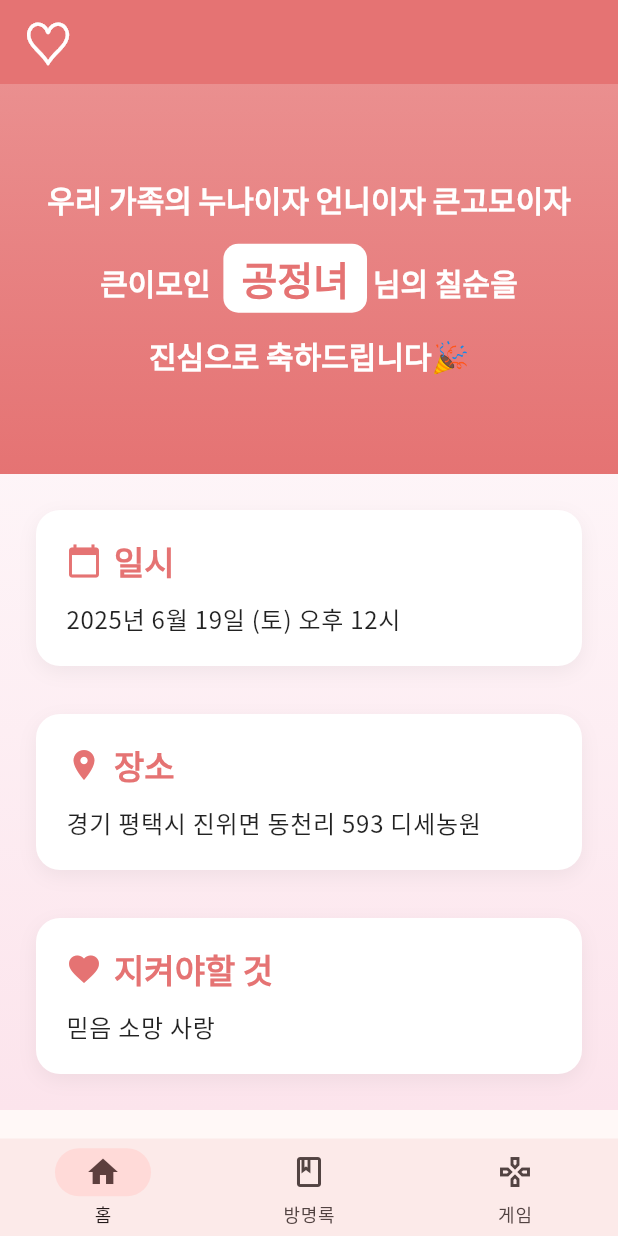
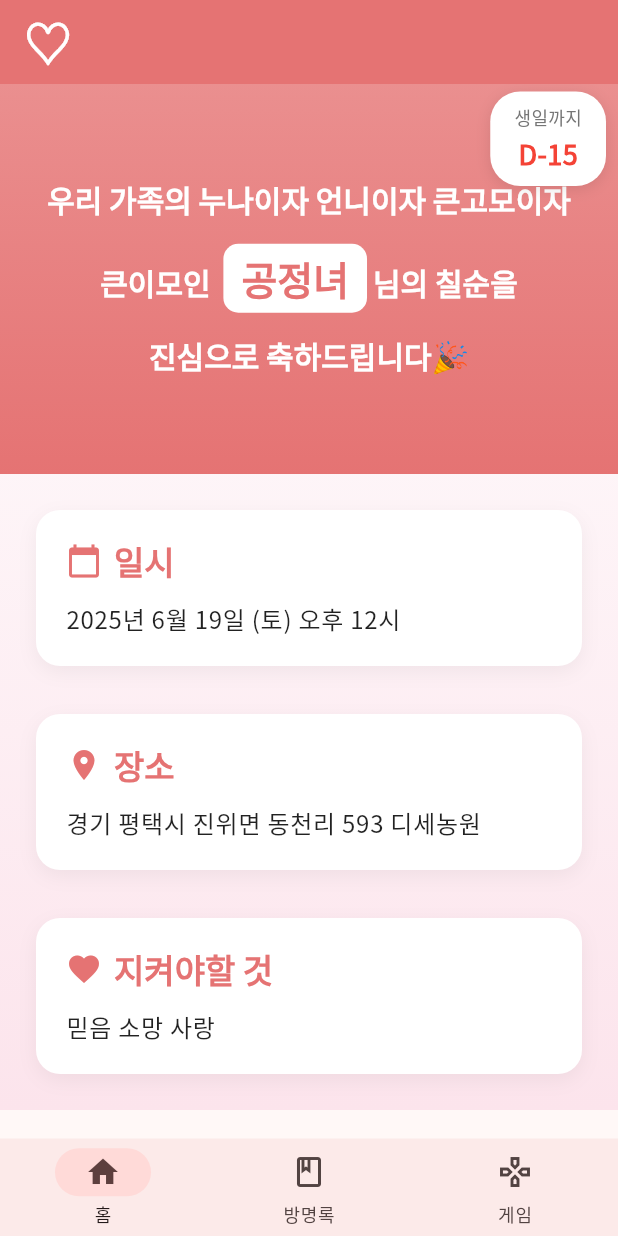
Before and after one commit to sonyong4013/grandFestival, a Flutter app: the screen it shows after launch, on a phone screen of 412 x 824 dp. Run offline on Flutter 3.47's test engine with Material 3 defaults, Android fonts, the phone set to English and light mode, and no system bars; our stand-ins replace google_fonts.

```diff
--- a/grand_festival/lib/main.dart
+++ b/grand_festival/lib/main.dart
@@ -117,7 +117,9 @@ class HomePage extends StatelessWidget {
         foregroundColor: Colors.white,
         elevation: 0,
       ),
-      body: Container(
+      body: Stack(
+        children: [
+          Container(
             decoration: BoxDecoration(
               gradient: LinearGradient(
                 begin: Alignment.topCenter,
@@ -139,7 +141,10 @@ class HomePage extends StatelessWidget {
                         begin: Alignment.topCenter,
                         end: Alignment.bottomCenter,
                         colors: [
-                      Theme.of(context).colorScheme.primary.withOpacity(0.8),
+                          Theme.of(context)
+                              .colorScheme
+                              .primary
+                              .withOpacity(0.8),
                           Theme.of(context).colorScheme.primary,
                         ],
                       ),
@@ -149,8 +154,10 @@ class HomePage extends StatelessWidget {
                       children: [
                         Text(
                           '우리 가족의 누나이자 언니이자 큰고모이자',
-                      style:
-                          Theme.of(context).textTheme.headlineMedium?.copyWith(
+                          style: Theme.of(context)
+                              .textTheme
+                              .headlineMedium
+                              ?.copyWith(
                                 color: Colors.white,
                                 fontWeight: FontWeight.w700,
                                 fontSize: 20,
@@ -179,7 +186,8 @@ class HomePage extends StatelessWidget {
                                 child: Container(
                                   padding: const EdgeInsets.symmetric(
                                       horizontal: 12, vertical: 6),
-                              margin: const EdgeInsets.symmetric(horizontal: 4),
+                                  margin:
+                                      const EdgeInsets.symmetric(horizontal: 4),
                                   decoration: BoxDecoration(
                                     color: Colors.white,
                                     borderRadius: BorderRadius.circular(10),
@@ -190,8 +198,9 @@ class HomePage extends StatelessWidget {
                                         .textTheme
                                         .headlineMedium
                                         ?.copyWith(
-                                      color:
-                                          Theme.of(context).colorScheme.primary,
+                                          color: Theme.of(context)
+                                              .colorScheme
+                                              .primary,
                                           fontWeight: FontWeight.w700,
                                           fontSize: 26,
                                         ),
@@ -215,8 +224,10 @@ class HomePage extends StatelessWidget {
                         const SizedBox(height: 16),
                         Text(
                           '진심으로 축하드립니다🎉',
-                      style:
-                          Theme.of(context).textTheme.headlineMedium?.copyWith(
+                          style: Theme.of(context)
+                              .textTheme
+                              .headlineMedium
+                              ?.copyWith(
                                 color: Colors.white,
                                 fontWeight: FontWeight.w700,
                                 fontSize: 20,
@@ -257,6 +268,72 @@ class HomePage extends StatelessWidget {
                 ],
               ),
             ),
+          ),
+          // D-day 위젯을 우측 상단에 배치
+          Positioned(
+            top: 5,
+            right: 8,
+            child: _buildDdayWidget(context),
+          ),
+        ],
+      ),
+    );
+  }
+
+  Widget _buildDdayWidget(BuildContext context) {
+    // 음력 6월 11일을 양력으로 변환 (2025년 기준)
+    // 2025년 음력 6월 11일은 양력으로 2025년 7월 6일입니다
+    final birthday = DateTime(2025, 7, 6);
+    final now = DateTime.now();
+    final difference = birthday.difference(now).inDays;
+
+    String ddayText;
+    Color ddayColor;
+
+    if (difference > 0) {
+      ddayText = 'D-$difference';
+      ddayColor = Colors.red;
+    } else if (difference == 0) {
+      ddayText = 'D-Day!';
+      ddayColor = Colors.red;
+    } else {
+      ddayText = 'D+${difference.abs()}';
+      ddayColor = Colors.grey;
+    }
+
+    return Container(
+      padding: const EdgeInsets.symmetric(horizontal: 16, vertical: 8),
+      decoration: BoxDecoration(
+        color: Colors.white,
+        borderRadius: BorderRadius.circular(20),
+        boxShadow: [
+          BoxShadow(
+            color: Colors.black.withOpacity(0.1),
+            blurRadius: 8,
+            offset: const Offset(0, 2),
+          ),
+        ],
+      ),
+      child: Column(
+        children: [
+          Text(
+            '생일까지',
+            style: TextStyle(
+              fontSize: 12,
+              color: Colors.grey[600],
+              fontWeight: FontWeight.w500,
+            ),
+          ),
+          const SizedBox(height: 4),
+          Text(
+            ddayText,
+            style: TextStyle(
+              fontSize: 18,
+              fontWeight: FontWeight.bold,
+              color: ddayColor,
+            ),
+          ),
+        ],
       ),
     );
   }
@@ -322,8 +399,14 @@ class _GuestBookPageState extends State<GuestBookPage> {
   final List<Map<String, String>> _guestMessages = [
     {
       'name': '공종성',
-      'message': '하나님의 은혜로  가족과 이웃을 섬김의 기쁨으로 70년! 감사하고 사랑합니다',
+      'message': '하나님의 은혜로  가족과 이웃을 섬김의 기쁨으로 70년! \n감사하고 사랑합니다',
       'date': '2025-06-19',
+    },
+    {
+      'name': '박형주',
+      'message':
+          '큰이모 칠순 축하드립니다!\n\n큰이모께서 벌써 칠순이라는게 믿기지 않네요. 저보다 여전히 체력이 더 좋으신거 같은데말이죠.\n지금처럼 건강하시고, 늘 가족들을 위해 기도해주셔서 감사합니다.\n생신축하드려요!',
+      'date': '2025-06-20',
     },
     {
       'name': '김현정',
@@ -333,8 +416,14 @@ class _GuestBookPageState extends State<GuestBookPage> {
     {
       'name': '공진용',
       'message':
-          '이번 칠순을 준비하면서 큰고모한테 참 받은 게 많다는 생각을 했어요. 제가 착하고 건실하게 자랄 수 있었던 건, 그리고 주변 사람들을 조금이라도 더 선하게 만드려고 했던 건, 모두 큰고모의 덕입니다. 감사합니다. 사랑합니다! 칠순 축하드려요!',
+          '이번 칠순을 준비하면서 큰고모한테 참 받은 게 많다는 생각을 했어요.\n 제가 착하고 건실하게 자랄 수 있었던 건, 그리고 주변 사람들을 조금이라도 더 선하게 만드려고 했던 건, 모두 큰고모의 덕입니다.\n 감사합니다. 사랑합니다! 칠순 축하드려요!',
       'date': '2025-06-18',
+    },
+    {
+      'name': '공진성',
+      'message':
+          '큰고모 70번째 생신 축하드려요!\n\n진짜 70번째라는게 믿기시질 않는걸요? 형주형보다 배도 훨씬 덜 나오셨고, 아직도 40-50대 같으세요..\n\n 어렸을 때 큰고모 댁에서 배드민턴도 치고, 컴퓨터 게임하고, 컴퓨터 게임하고, 컴퓨터 게임하고 했던게 엊그제 같은데 시간이 너무 빠르네요.\n\n그래도 이제 다 직장들도 있고, 다들 잘 나가는 거 같으니 이제 조카 덕 보시길 바랍니다☺☺☺',
+      'date': '2025-06-20',
     },
   ];
 
@@ -392,7 +481,12 @@ class _GuestBookPageState extends State<GuestBookPage> {
                             ],
                           ),
                           const SizedBox(height: 8),
-                          Text(message['message']!),
+                          Text(
+                            message['message']!,
+                            style: const TextStyle(
+                              height: 1.5,
+                            ),
+                          ),
                         ],
                       ),
                     ),
```
Lines whose indentation alone changed are shown as unchanged.
